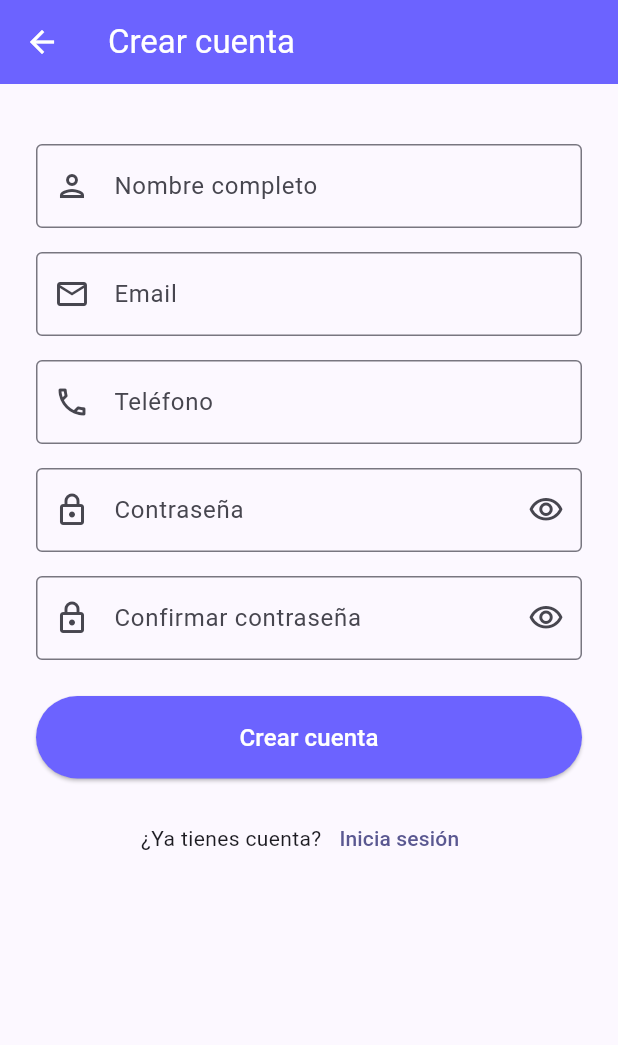
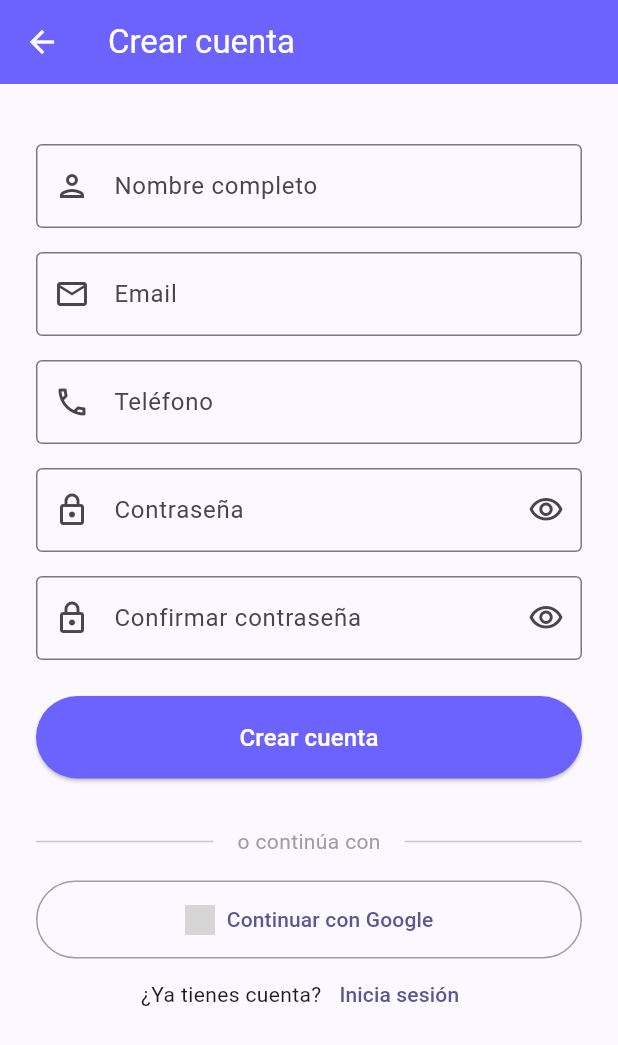
Before and after one commit to jmgimenez8-eng/RedAyuda, a Flutter app: the screen it shows after launch, after a tap on "Regístrate", on a phone screen of 412 x 824 dp. Shown: the top 1045 px of the screen. Run offline on Flutter 3.47's test engine with Material 3 defaults, Android fonts, the phone set to English and light mode, and no system bars; our stand-ins replace dartz, equatable, flutter_riverpod, google_sign_in, supabase_flutter; accounts and stored records are empty; network calls fail; grey boxes are pictures that could not be loaded.

Commit message:
feat: sprint-1 complete - Google Sign-In implemented and working

```diff
--- a/lib/features/auth/domain/repositories/auth_repository.dart
+++ b/lib/features/auth/domain/repositories/auth_repository.dart
@@ -14,6 +14,8 @@ abstract class AuthRepository {
     required String password,
   });
 
+  Future<Either<String, Usuario>> iniciarSesionConGoogle();
+
   Future<Either<String, void>> cerrarSesion();
 
   Future<Either<String, void>> recuperarPassword({
--- a/lib/features/auth/presentation/pages/login_page.dart
+++ b/lib/features/auth/presentation/pages/login_page.dart
@@ -148,6 +148,42 @@ class _LoginPageState extends ConsumerState<LoginPage> {
                   ),
                 ),
                 const SizedBox(height: 16),
+                const SizedBox(height: 16),
+                const Row(
+                  children: [
+                    Expanded(child: Divider()),
+                    Padding(
+                      padding: EdgeInsets.symmetric(horizontal: 16),
+                      child: Text(
+                        'o continúa con',
+                        style: TextStyle(color: Colors.grey),
+                      ),
+                    ),
+                    Expanded(child: Divider()),
+                  ],
+                ),
+                const SizedBox(height: 16),
+                OutlinedButton.icon(
+                  onPressed: authState.isLoading
+                      ? null
+                      : () async {
+                    await ref
+                        .read(authNotifierProvider.notifier)
+                        .iniciarSesionConGoogle();
+                  },
+                  icon: Image.network(
+                    'https://www.google.com/favicon.ico',
+                    height: 20,
+                    width: 20,
+                  ),
+                  label: const Text('Continuar con Google'),
+                  style: OutlinedButton.styleFrom(
+                    padding: const EdgeInsets.symmetric(vertical: 16),
+                    side: const BorderSide(color: Colors.grey),
+                  ),
+                ),
+
+
                 Row(
                   mainAxisAlignment: MainAxisAlignment.center,
                   children: [
--- a/lib/features/auth/presentation/pages/register_page.dart
+++ b/lib/features/auth/presentation/pages/register_page.dart
@@ -210,6 +210,40 @@ class _RegisterPageState extends ConsumerState<RegisterPage> {
                   ),
                 ),
                 const SizedBox(height: 16),
+                const SizedBox(height: 16),
+                const Row(
+                  children: [
+                    Expanded(child: Divider()),
+                    Padding(
+                      padding: EdgeInsets.symmetric(horizontal: 16),
+                      child: Text(
+                        'o continúa con',
+                        style: TextStyle(color: Colors.grey),
+                      ),
+                    ),
+                    Expanded(child: Divider()),
+                  ],
+                ),
+                const SizedBox(height: 16),
+                OutlinedButton.icon(
+                  onPressed: authState.isLoading
+                      ? null
+                      : () async {
+                    await ref
+                        .read(authNotifierProvider.notifier)
+                        .iniciarSesionConGoogle();
+                  },
+                  icon: Image.network(
+                    'https://www.google.com/favicon.ico',
+                    height: 20,
+                    width: 20,
+                  ),
+                  label: const Text('Continuar con Google'),
+                  style: OutlinedButton.styleFrom(
+                    padding: const EdgeInsets.symmetric(vertical: 16),
+                    side: const BorderSide(color: Colors.grey),
+                  ),
+                ),
                 Row(
                   mainAxisAlignment: MainAxisAlignment.center,
                   children: [
--- a/lib/main.dart
+++ b/lib/main.dart
@@ -3,6 +3,7 @@ import 'package:flutter_riverpod/flutter_riverpod.dart';
 import 'package:supabase_flutter/supabase_flutter.dart';
 import 'features/auth/presentation/pages/login_page.dart';
 import 'features/auth/presentation/providers/auth_provider.dart';
+import 'features/auth/presentation/pages/home_page.dart';
 
 Future<void> main() async {
   WidgetsFlutterBinding.ensureInitialized();
@@ -38,11 +39,7 @@ class RedAyudaApp extends ConsumerWidget {
       home: authState.when(
         data: (usuario) {
           if (usuario != null) {
-            return const Scaffold(
-              body: Center(
-                child: Text('¡Bienvenido a REDAYUDA!'),
-              ),
-            );
+            return const HomePage();
           }
           return const LoginPage();
         },
--- a/pubspec.yaml
+++ b/pubspec.yaml
@@ -47,6 +47,9 @@ dependencies:
 
   # UI
   google_fonts: ^6.2.1
+
+  # Google Sign-in
+  google_sign_in: ^6.2.1
 
   # The following adds the Cupertino Icons font to your application.
   # Use with the CupertinoIcons class for iOS style icons.
```
Also changed, not shown: lib/features/auth/data/datasources/auth_supabase_datasource.dart (+40 -0 lines), lib/features/auth/data/repositories/auth_repository_impl.dart (+10 -0 lines), lib/features/auth/domain/usecases/iniciar_sesion_google.dart (added, +13 -0 lines), lib/features/auth/presentation/pages/home_page.dart (added, +68 -0 lines), lib/features/auth/presentation/providers/auth_provider.dart (+22 -0 lines), pubspec.lock, 5 other files.
